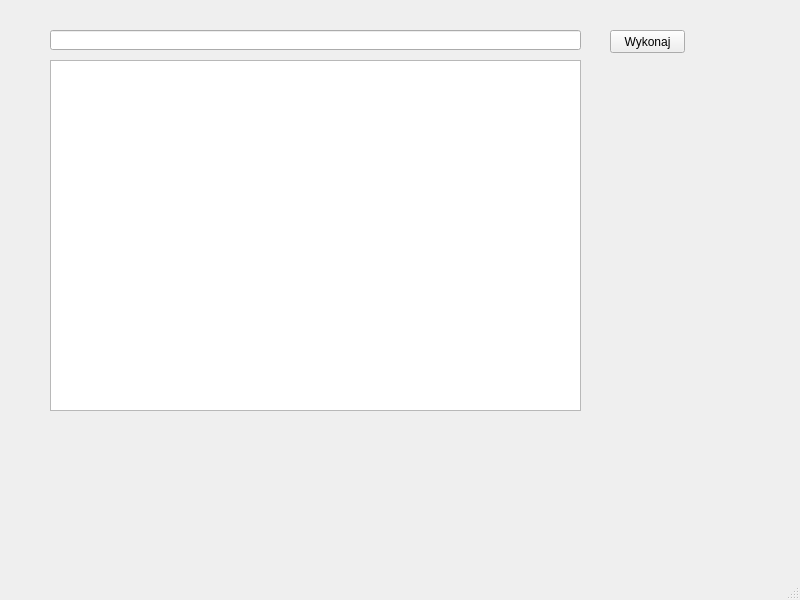
This is nienazwany/mainwindow.ui in mbobas/QT_Cpp_SQLITE as Qt 5 draws it before an edit. The edited form follows.
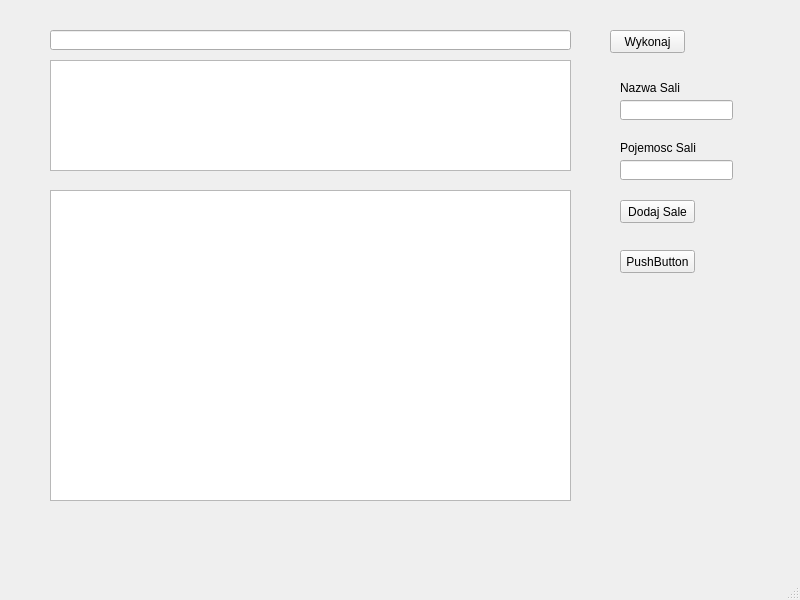
This is the edited form.

The edit to the form file:
```diff
--- a/nienazwany/mainwindow.ui
+++ b/nienazwany/mainwindow.ui
@@ -32,8 +32,8 @@
      <rect>
       <x>50</x>
       <y>60</y>
-      <width>531</width>
-      <height>351</height>
+      <width>521</width>
+      <height>111</height>
      </rect>
     </property>
    </widget>
@@ -42,11 +42,93 @@
      <rect>
       <x>50</x>
       <y>30</y>
-      <width>531</width>
+      <width>521</width>
       <height>20</height>
      </rect>
     </property>
    </widget>
+   <widget class="QLabel" name="label">
+    <property name="geometry">
+     <rect>
+      <x>620</x>
+      <y>80</y>
+      <width>121</width>
+      <height>16</height>
+     </rect>
+    </property>
+    <property name="text">
+     <string>Nazwa Sali</string>
+    </property>
+   </widget>
+   <widget class="QLineEdit" name="lineEdit_2">
+    <property name="geometry">
+     <rect>
+      <x>620</x>
+      <y>100</y>
+      <width>113</width>
+      <height>20</height>
+     </rect>
+    </property>
+   </widget>
+   <widget class="QLabel" name="label_2">
+    <property name="geometry">
+     <rect>
+      <x>620</x>
+      <y>140</y>
+      <width>121</width>
+      <height>16</height>
+     </rect>
+    </property>
+    <property name="text">
+     <string>Pojemosc Sali</string>
+    </property>
+   </widget>
+   <widget class="QLineEdit" name="lineEdit_3">
+    <property name="geometry">
+     <rect>
+      <x>620</x>
+      <y>160</y>
+      <width>113</width>
+      <height>20</height>
+     </rect>
+    </property>
+   </widget>
+   <widget class="QPushButton" name="pushButton_2">
+    <property name="geometry">
+     <rect>
+      <x>620</x>
+      <y>200</y>
+      <width>75</width>
+      <height>23</height>
+     </rect>
+    </property>
+    <property name="text">
+     <string>Dodaj Sale</string>
+    </property>
+   </widget>
+   <widget class="QTableWidget" name="tableWidget">
+    <property name="geometry">
+     <rect>
+      <x>50</x>
+      <y>190</y>
+      <width>521</width>
+      <height>311</height>
+     </rect>
+    </property>
+   </widget>
+   <widget class="QPushButton" name="pushButton_3">
+    <property name="geometry">
+     <rect>
+      <x>620</x>
+      <y>250</y>
+      <width>75</width>
+      <height>23</height>
+     </rect>
+    </property>
+    <property name="text">
+     <string>PushButton</string>
+    </property>
+   </widget>
   </widget>
   <widget class="QMenuBar" name="menubar">
    <property name="geometry">
```
